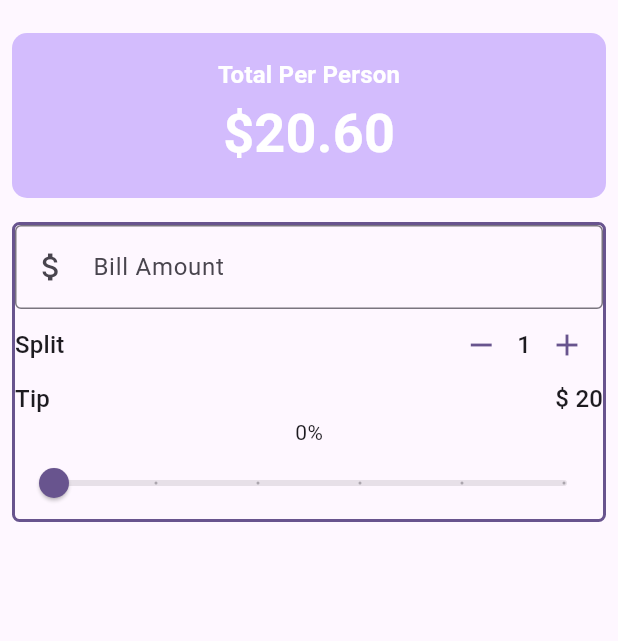
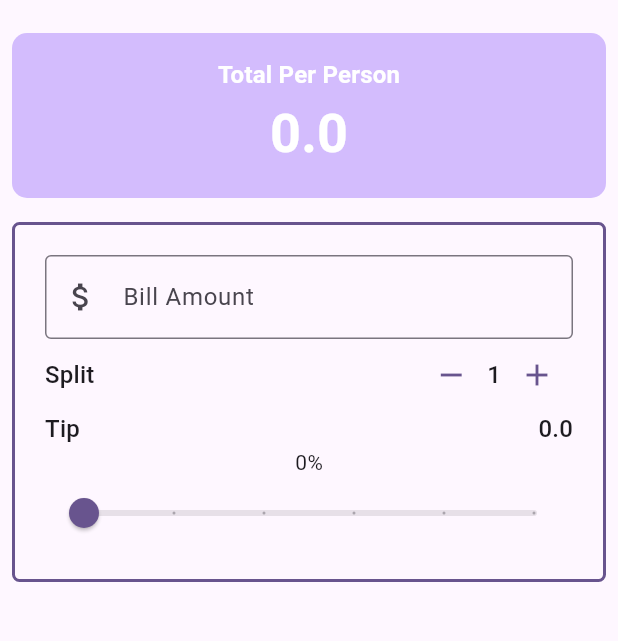
Before and after one commit to elsieoduor/tip_calculator, a Flutter app: the screen it shows after launch, on a phone screen of 412 x 824 dp, the part 63-704 px from its top. Run offline on Flutter 3.47's test engine with Material 3 defaults, Android fonts, the phone set to English and light mode, and no system bars.

```diff
--- a/lib/main.dart
+++ b/lib/main.dart
@@ -1,4 +1,5 @@
 import 'package:flutter/material.dart';
+import 'package:tip_calculator/widgets/bill_amount.dart';
 import 'package:tip_calculator/widgets/person_counter.dart';
 import 'package:tip_calculator/widgets/tip_slider.dart';
 
@@ -31,9 +32,16 @@ class YuTip extends StatefulWidget {
 
 class _YuTipState extends State<YuTip> {
   int _personCount = 1;
+  double _tipPercentage = 0.0;
+  double _billTotal = 0.0;
 
-  double _tipPercentage = 0.0;
+  double totalPerPerson() {
+    return ((_billTotal * _tipPercentage) + (_billTotal)) / _personCount;
+  }
 
+  double totalTip(){
+    return ((_billTotal * _tipPercentage));
+  }
   void increment() {
     setState(() {
       _personCount = _personCount + 1;
@@ -42,7 +50,7 @@ class _YuTipState extends State<YuTip> {
 
   void decrement() {
     setState(() {
-      if (_personCount > 0) {
+      if (_personCount > 1) {
         _personCount--;
       }
     });
@@ -51,6 +59,8 @@ class _YuTipState extends State<YuTip> {
   @override
   Widget build(BuildContext context) {
     var theme = Theme.of(context);
+    double total = totalPerPerson();
+    double tip = totalTip();
     final style = theme.textTheme.titleMedium!.copyWith(
         color: theme.colorScheme.onPrimary, fontWeight: FontWeight.bold);
     return Scaffold(
@@ -75,7 +85,7 @@ class _YuTipState extends State<YuTip> {
                       style: style,
                     ),
                     Text(
-                      '\$20.60',
+                      '$total',
                       style: style.copyWith(
                           color: theme.colorScheme.onPrimary,
                           fontSize: theme.textTheme.displaySmall?.fontSize),
@@ -87,6 +97,7 @@ class _YuTipState extends State<YuTip> {
           Padding(
             padding: const EdgeInsets.all(8.0),
             child: Container(
+                padding: EdgeInsets.all(20),
                 decoration: BoxDecoration(
                   borderRadius: BorderRadius.circular(5),
                   border:
@@ -94,14 +105,13 @@ class _YuTipState extends State<YuTip> {
                 ),
                 child: Column(
                   children: [
-                    TextField(
-                      decoration: const InputDecoration(
-                        border: OutlineInputBorder(),
-                        prefixIcon: Icon(Icons.attach_money),
-                        labelText: 'Bill Amount',
-                      ),
-                      keyboardType: TextInputType.number,
-                      onChanged: (String value) {},
+                    BillAmountField(
+                      billAmount: _billTotal.toString(),
+                      onChanged: (value) => {
+                        setState(() {
+                          _billTotal = double.parse(value);
+                        })
+                      },
                     ),
                     //Split Bill area
                     Row(
@@ -129,7 +139,7 @@ class _YuTipState extends State<YuTip> {
                           style: theme.textTheme.titleMedium,
                         ),
                         Text(
-                          '\$ 20',
+                          '$tip',
                           style: theme.textTheme.titleMedium,
                         )
                       ],
@@ -139,11 +149,14 @@ class _YuTipState extends State<YuTip> {
                     Text('${(_tipPercentage * 100).round()}%'),
 
                     //Slider
-                    TipSlider(tipPercentage: _tipPercentage, onChanged: (double value) {
-                      setState(() {
-                        _tipPercentage = value;
-                      });
-                    },)
+                    TipSlider(
+                      tipPercentage: _tipPercentage,
+                      onChanged: (double value) {
+                        setState(() {
+                          _tipPercentage = value;
+                        });
+                      },
+                    )
                   ],
                 )),
           )
```
